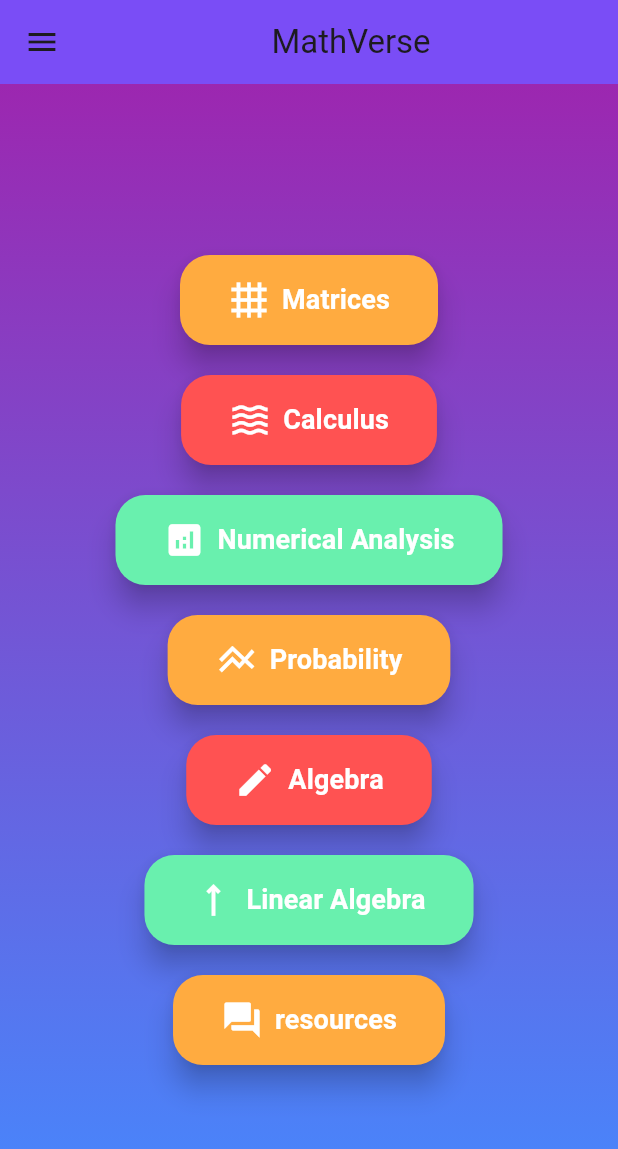
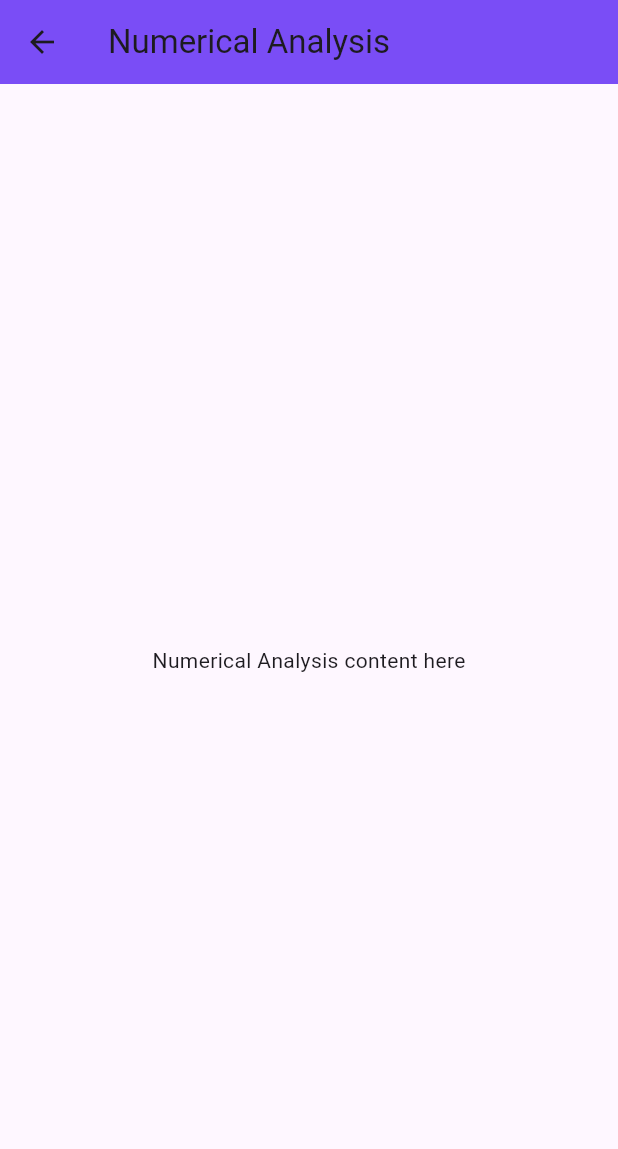
Before and after one commit to Slozzyondul/MathsVerse, a Flutter app: the screen it shows after launch, after a tap on "Numerical Analysis", on a phone screen of 412 x 824 dp. Shown: the top 1149 px of the screen. Run offline on Flutter 3.47's test engine with Material 3 defaults, Android fonts, the phone set to English and light mode, and no system bars; generated files the repository leaves out were written again.

Commit message:
adding appropriate navigation to the fllutter app

```diff
--- a/frontend/analysis_options.yaml
+++ b/frontend/analysis_options.yaml
@@ -7,6 +7,9 @@
 
 # The following line activates a set of recommended lints for Flutter apps,
 # packages, and plugins designed to encourage good coding practices.
+analyzer:
+  errors:
+    library_private_types_in_public_api: ignore
 include: package:flutter_lints/flutter.yaml
 
 linter:
--- a/frontend/lib/src/app.dart
+++ b/frontend/lib/src/app.dart
@@ -1,6 +1,13 @@
 import 'package:flutter/material.dart';
 import 'package:flutter_gen/gen_l10n/app_localizations.dart';
 import 'package:flutter_localizations/flutter_localizations.dart';
+import 'package:frontend/src/features/algebra/main_algebra.dart';
+import 'package:frontend/src/features/calculus/main_calculus.dart';
+import 'package:frontend/src/features/linear_algebra/main_linear_algebra.dart';
+import 'package:frontend/src/features/matrix/main_matrix.dart';
+import 'package:frontend/src/features/numerical/main_numerical.dart';
+import 'package:frontend/src/features/probability/main_probability.dart';
+import 'package:frontend/src/features/resources/main_resources.dart';
 import 'package:frontend/src/maindashboard.dart';
 
 import 'settings/settings_controller.dart';
@@ -18,23 +25,12 @@ class MyApp extends StatelessWidget {
   @override
   Widget build(BuildContext context) {
     // Glue the SettingsController to the MaterialApp.
-    //
-    // The ListenableBuilder Widget listens to the SettingsController for changes.
-    // Whenever the user updates their settings, the MaterialApp is rebuilt.
     return ListenableBuilder(
       listenable: settingsController,
       builder: (BuildContext context, Widget? child) {
         return MaterialApp(
           debugShowCheckedModeBanner: false,
-          // Providing a restorationScopeId allows the Navigator built by the
-          // MaterialApp to restore the navigation stack when a user leaves and
-          // returns to the app after it has been killed while running in the
-          // background.
           restorationScopeId: 'app',
-
-          // Provide the generated AppLocalizations to the MaterialApp. This
-          // allows descendant Widgets to display the correct translations
-          // depending on the user's locale.
           localizationsDelegates: const [
             AppLocalizations.delegate,
             GlobalMaterialLocalizations.delegate,
@@ -44,37 +40,62 @@ class MyApp extends StatelessWidget {
           supportedLocales: const [
             Locale('en', ''), // English, no country code
           ],
-
-          // Use AppLocalizations to configure the correct application title
-          // depending on the user's locale.
-          //
-          // The appTitle is defined in .arb files found in the localization
-          // directory.
           onGenerateTitle: (BuildContext context) =>
               AppLocalizations.of(context)!.appTitle,
-
-          // Define a light and dark color theme. Then, read the user's
-          // preferred ThemeMode (light, dark, or system default) from the
-          // SettingsController to display the correct theme.
           theme: ThemeData(),
           darkTheme: ThemeData.dark(),
           themeMode: settingsController.themeMode,
 
-          // Define a function to handle named routes in order to support
-          // Flutter web url navigation and deep linking.
+          // Define the routes
           onGenerateRoute: (RouteSettings routeSettings) {
-            return MaterialPageRoute<void>(
-              settings: routeSettings,
-              builder: (BuildContext context) {
-                switch (routeSettings.name) {
-                  case SettingsView.routeName:
-                    return SettingsView(controller: settingsController);
-
-                  default:
-                    return const MainOptionScreen();
-                }
-              },
-            );
+            switch (routeSettings.name) {
+              case '/settings':
+                return MaterialPageRoute<void>(
+                  settings: routeSettings,
+                  builder: (BuildContext context) =>
+                      SettingsView(controller: settingsController),
+                );
+              case '/matrix':
+                return MaterialPageRoute<void>(
+                  settings: routeSettings,
+                  builder: (BuildContext context) => const MatrixScreen(),
+                );
+              case '/calculus':
+                return MaterialPageRoute<void>(
+                  settings: routeSettings,
+                  builder: (BuildContext context) => const CalculusScreen(),
+                );
+              case '/numerical':
+                return MaterialPageRoute<void>(
+                  settings: routeSettings,
+                  builder: (BuildContext context) => const NumericalAnalysisScreen(),
+                );
+              case '/probability':
+                return MaterialPageRoute<void>(
+                  settings: routeSettings,
+                  builder: (BuildContext context) => const ProbabilityScreen(),
+                );
+              case '/algebra':
+                return MaterialPageRoute<void>(
+                  settings: routeSettings,
+                  builder: (BuildContext context) => const AlgebraScreen(),
+                );
+              case '/linearalgebra':
+                return MaterialPageRoute<void>(
+                  settings: routeSettings,
+                  builder: (BuildContext context) => const LinearAlgebraScreen(),
+                );
+              case '/resources':
+                return MaterialPageRoute<void>(
+                  settings: routeSettings,
+                  builder: (BuildContext context) => const ResourcesScreen(),
+                );
+              default:
+                return MaterialPageRoute<void>(
+                  settings: routeSettings,
+                  builder: (BuildContext context) => const MainOptionScreen(),
+                );
+            }
           },
         );
       },
--- a/frontend/lib/src/features/matrix/addition/addition_view.dart
+++ b/frontend/lib/src/features/matrix/addition/addition_view.dart
@@ -5,7 +5,7 @@ import 'package:flutter/material.dart';
 /// When a user changes a setting, the SettingsController is updated and
 /// Widgets that listen to the SettingsController are rebuilt.
 class MatrixMethodsView extends StatelessWidget {
-  const MatrixMethodsView({Key? key}) : super(key: key);
+  const MatrixMethodsView({super.key});
 
   static const routeName = '/matrix';
 
--- /dev/null
+++ b/frontend/lib/src/features/numerical/main_numerical.dart
@@ -0,0 +1,24 @@
+import 'package:flutter/material.dart';
+
+class NumericalAnalysisScreen extends StatelessWidget {
+  const NumericalAnalysisScreen({super.key});
+
+  @override
+  Widget build(BuildContext context) {
+    return Scaffold(
+      appBar: AppBar(
+        title: const Text('Numerical Analysis'),
+        backgroundColor: Colors.deepPurpleAccent,
+        elevation: 5.0,
+        leading: IconButton(
+          icon: const Icon(Icons.arrow_back),
+          onPressed: () =>
+              Navigator.pop(context), // Navigate back to previous screen
+        ),
+      ),
+      body: const Center(
+        child: Text('Numerical Analysis content here'),
+      ),
+    );
+  }
+}
--- a/frontend/lib/src/maindashboard.dart
+++ b/frontend/lib/src/maindashboard.dart
@@ -9,10 +9,10 @@ class MainOptionScreen extends StatelessWidget {
   Widget build(BuildContext context) {
     return Scaffold(
       appBar: AppBar(
-
         title: const Center(child: Text('MathVerse')),
         backgroundColor: Colors.deepPurpleAccent,
         elevation: 5.0,
+        automaticallyImplyLeading: false, // Disable the default back arrow
       ),
       drawer: mainDrawer(context),
       body: Stack(
@@ -54,7 +54,7 @@ class MainOptionScreen extends StatelessWidget {
                       context,
                       icon: Icons.analytics,
                       label: 'Numerical Analysis',
-                      route: '/viewreport',
+                      route: '/numerical',
                       color: Colors.greenAccent,
                     ),
                     const SizedBox(height: 20),
@@ -62,7 +62,7 @@ class MainOptionScreen extends StatelessWidget {
                       context,
                       icon: Icons.line_axis,
                       label: 'Probability',
-                      route: '/youths',
+                      route: '/probability',
                       color: Colors.orangeAccent,
                     ),
                     const SizedBox(height: 20),
@@ -70,7 +70,7 @@ class MainOptionScreen extends StatelessWidget {
                       context,
                       icon: Icons.edit,
                       label: 'Algebra',
-                      route: '/resources',
+                      route: '/algebra',
                       color: Colors.redAccent,
                     ),
                     const SizedBox(height: 20),
@@ -78,15 +78,15 @@ class MainOptionScreen extends StatelessWidget {
                       context,
                       icon: Icons.straight,
                       label: 'Linear Algebra',
-                      route: '/policies',
+                      route: '/linearalgebra',
                       color: Colors.greenAccent,
                     ),
                     const SizedBox(height: 20),
                     buildOptionButtonMain(
                       context,
                       icon: Icons.question_answer,
-                      label: 'resources',
-                      route: '/awareness',
+                      label: 'Resources',
+                      route: '/resources',
                       color: Colors.orangeAccent,
                     ),
                   ],
--- a/frontend/lib/src/widgets/main_drawer_widget.dart
+++ b/frontend/lib/src/widgets/main_drawer_widget.dart
@@ -18,44 +18,44 @@ Widget mainDrawer(BuildContext context) {
           buildDrawerItem(
             context,
             icon: Icons.search,
-            label: 'Fact Check',
-            route: '/facts',
+            label: 'Matrices',
+            route: '/matrix',
           ),
           buildDrawerItem(
             context,
             icon: Icons.report,
-            label: 'Report',
-            route: '/report',
+            label: 'Calculus',
+            route: '/calculus',
           ),
           buildDrawerItem(
             context,
             icon: Icons.newspaper,
-            label: 'Hot Now',
-            route: '/viewreport',
+            label: 'Numerical Analysis',
+            route: '/numerical',
           ),
           buildDrawerItem(
             context,
             icon: Icons.info,
-            label: 'Youth Empowerment',
-            route: '/youths',
+            label: 'Probability',
+            route: '/probability',
           ),
           buildDrawerItem(
             context,
             icon: Icons.book,
-            label: 'Resources',
-            route: '/resources',
+            label: 'Algebra',
+            route: '/algebra',
           ),
           buildDrawerItem(
             context,
             icon: Icons.policy,
-            label: 'Policies',
-            route: '/policies',
+            label: 'Linear Algebra',
+            route: '/linearalgebra',
           ),
           buildDrawerItem(
             context,
             icon: Icons.question_answer,
-            label: 'Awareness and Solutions',
-            route: '/awareness',
+            label: 'Resources',
+            route: '/resources',
           ),
         ],
       ),
```
Also changed, not shown: frontend/lib/src/features/algebra/main_algebra.dart (added, +23 -0 lines), frontend/lib/src/features/calculus/main_calculus.dart (added, +24 -0 lines), frontend/lib/src/features/linear_algebra/main_linear_algebra.dart (added, +24 -0 lines), frontend/lib/src/features/matrix/main_matrix.dart (added, +24 -0 lines), frontend/lib/src/features/probability/main_probability.dart (added, +25 -0 lines), frontend/lib/src/features/resources/main_resources.dart (added, +24 -0 lines).
